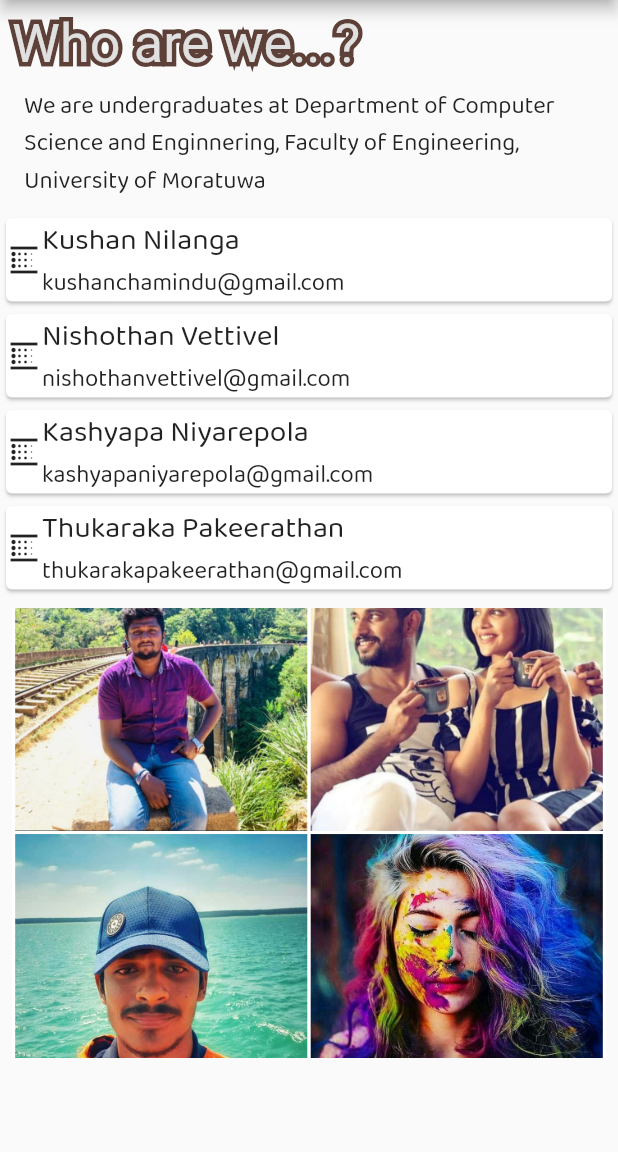
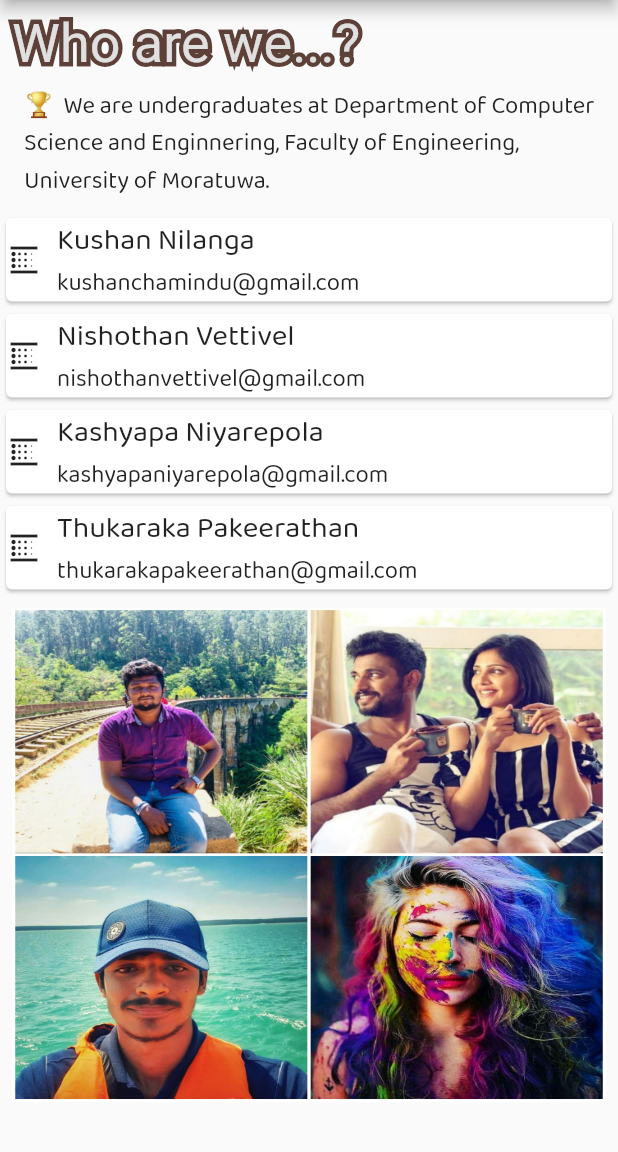
Before and after one commit to KushanChamindu/health-care-support-system, a Flutter app: the AboutUs screen opened by its route, on a phone screen of 412 x 824 dp, the part 84-1236 px from its top. Run offline on Flutter 3.47's test engine with Material 2 defaults, Android fonts, the phone set to English and light mode, and no system bars; our stand-ins replace cloud_firestore, curved_navigation_bar, datetime_picker_formfield, firebase_auth, firebase_storage, fl_chart and 6 more; missing offline and left inert: flutter_dialogflow; accounts and stored records are empty; project files that could hold a hidden picture were left out.

Commit message:
minor changes

```diff
--- a/lib/Pages/Auth/aboutus.dart
+++ b/lib/Pages/Auth/aboutus.dart
@@ -148,7 +148,7 @@ Widget titleSection = Container(
        body:ListView(
         children: <Widget>[
           _buildTextRow('Who are we...?'),
-          _buildContainer("We are undergraduates at Department of Computer Science and Enginnering, Faculty of Engineering, University of Moratuwa"),
+          _buildContainer("🏆  We are undergraduates at Department of Computer Science and Enginnering, Faculty of Engineering, University of Moratuwa."),
           _buildTextContainer('Kushan Nilanga','kushanchamindu@gmail.com'),
           _buildTextContainer('Nishothan Vettivel','nishothanvettivel@gmail.com'),
           _buildTextContainer('Kashyapa Niyarepola','kashyapaniyarepola@gmail.com'),
@@ -157,9 +157,9 @@ Widget titleSection = Container(
              padding: const EdgeInsets.all(8.0),
              child: Image.asset(
               'assets/breast_cancer_image/guide/us.jpg',
-              width: 500,
-              height: 300,
-              fit: BoxFit.cover,
+              width: MediaQuery.of(context).size.width,
+              height: MediaQuery.of(context).size.width*0.8,
+              fit: BoxFit.fill,
           ),
            ),
 
@@ -224,6 +224,8 @@ Widget titleSection = Container(
             Icon(Icons.blur_linear),
             Expanded(
               /*1*/
+              child: Padding(
+                padding: const EdgeInsets.only(left:10.0),
                 child: Column(
                   crossAxisAlignment: CrossAxisAlignment.start,
                   children: [
@@ -250,6 +252,7 @@ Widget titleSection = Container(
                   ],
                 ),
               ),
+            ),
           ],
         ),
       )
--- a/lib/Pages/CKD_pages/CKD_discription.dart
+++ b/lib/Pages/CKD_pages/CKD_discription.dart
@@ -110,7 +110,7 @@ class _CKD_discriptionState extends State<CKD_discription> {
                 child: Titles(
                   text1: 'Causes of Chronic Kidney Disease',
                   text2:
-                      '\u2055 Diabetes \n \u2055 high blood pressure \n \u2055 using Alcohol \n \u2055 smorking \n are the most common causes of kidney disease. Your health care provider may do tests to find out why you have kidney disease. The cause of your kidney disease may affect the type of treatment you receive.',
+                      '\u2055 Diabetes \n \u2055 high blood pressure \n \u2055 using Alcohol \n \u2055 smorking, \n \u0020  \u0020  \u0020  \u0020  \u0020  \u0020 \u0020 \u0020are the most common causes of kidney disease. Your health care provider may do tests to find out why you have kidney disease. The cause of your kidney disease may affect the type of treatment you receive.',
                 )),
             Align(
                 alignment: Alignment.centerLeft,
```
Also changed, not shown: lib/Pages/CKD_pages/CKD_moreInfo.dart (+6 -5 lines), lib/Pages/Popupmenu.dart (+9 -4 lines). Lines whose indentation alone changed are shown as unchanged.
